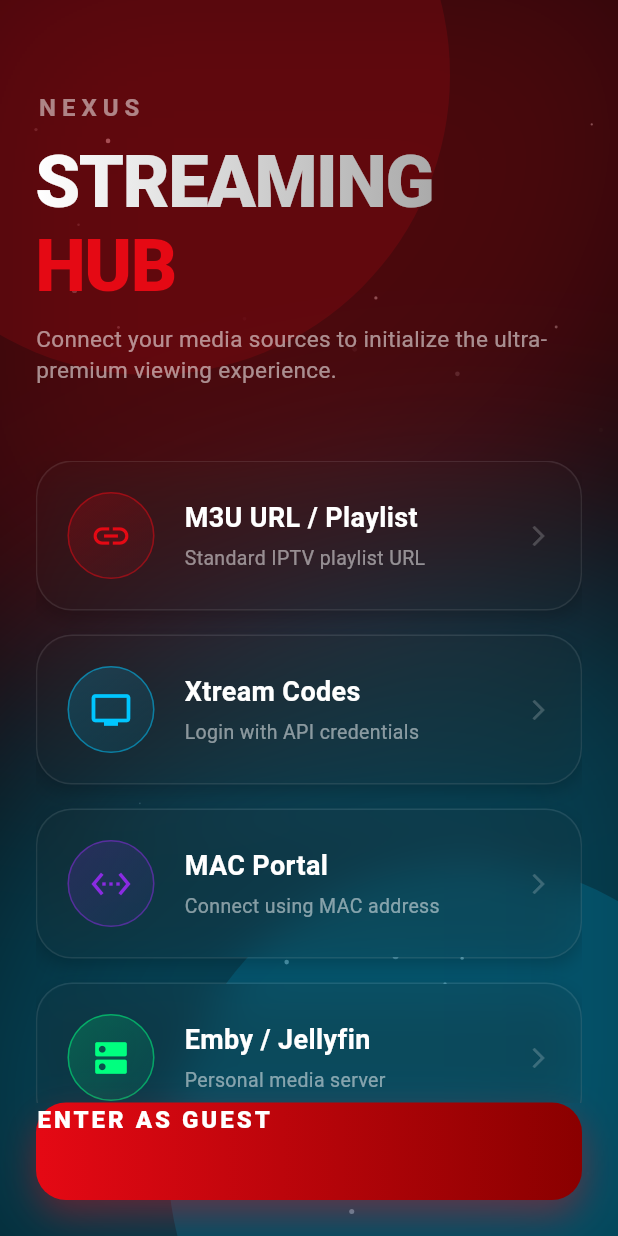
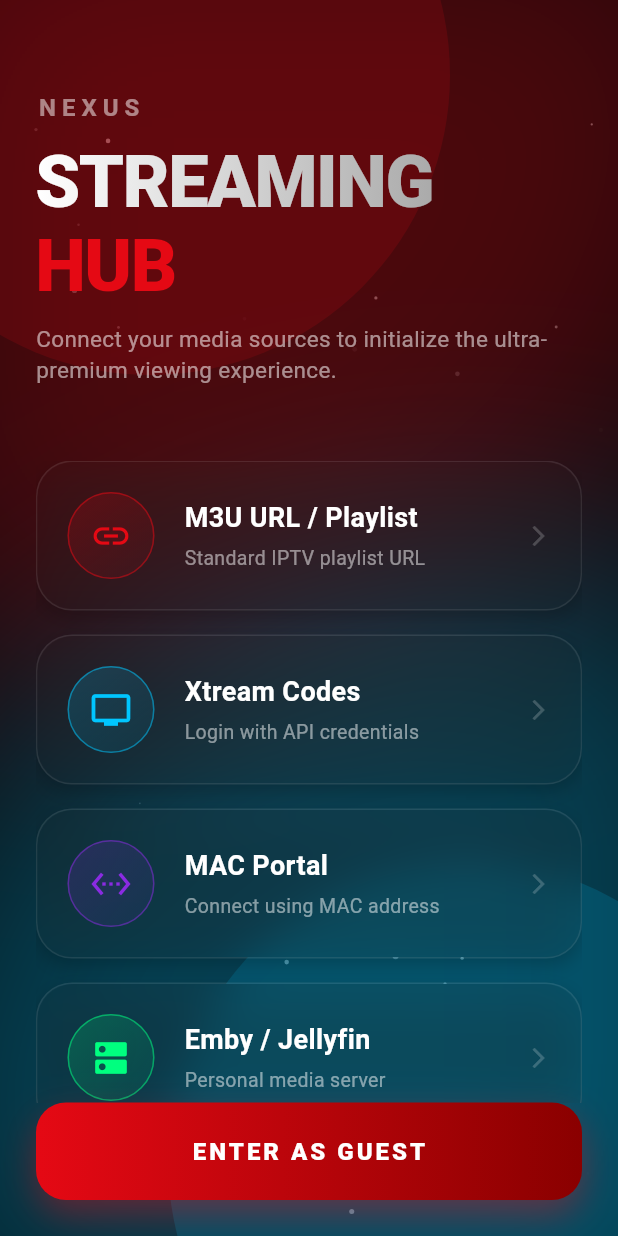
Before and after one commit to ShoumikBalaSomu/ALL-IN-One-IPTV, a Flutter app: the screen it shows after launch, on a phone screen of 412 x 824 dp. Run offline on Flutter 3.47's test engine with Material 3 defaults, Android fonts, the phone set to English and light mode, and no system bars; our stand-ins replace device_info_plus, dio, flutter_riverpod, isar; missing offline and left inert: media_kit, media_kit_video; accounts and stored records are empty; generated files the repository leaves out were written again.

Commit message:
Fix Dart compilation syntax errors in UI

```diff
--- a/apps/app_player/lib/features/ui/sources_screen.dart
+++ b/apps/app_player/lib/features/ui/sources_screen.dart
@@ -105,7 +105,7 @@ class _SourcesScreenState extends State<SourcesScreen> with TickerProviderStateM
                             gradient: const LinearGradient(colors: [Color(0xFFE50914), Color(0xFF8A0000)]),
                             boxShadow: [BoxShadow(color: const Color(0xFFE50914).withOpacity(0.4), blurRadius: 20, offset: const Offset(0, 10))],
                           ),
-                          alignment: Alignment.Center,
+                          alignment: Alignment.center,
                           child: const Text('ENTER AS GUEST', style: TextStyle(fontSize: 16, fontWeight: FontWeight.w900, color: Colors.white, letterSpacing: 2)),
                         ),
                       ),
```
Also changed, not shown: apps/app_player/lib/features/ui/vod/vod_screen.dart (+7 -7 lines).
